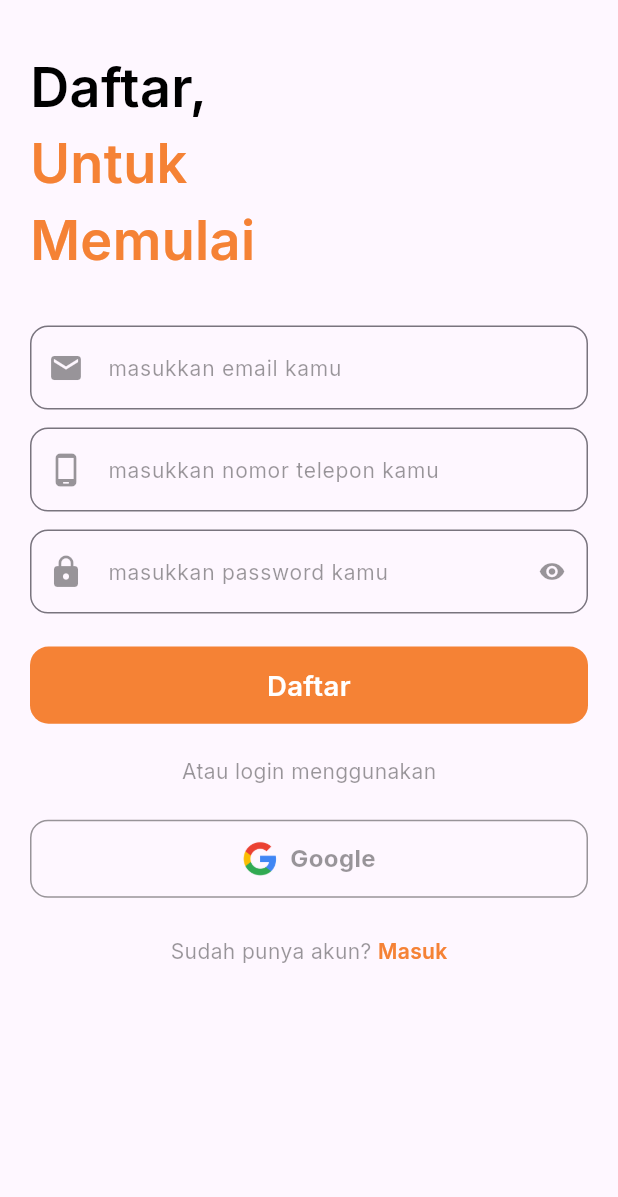
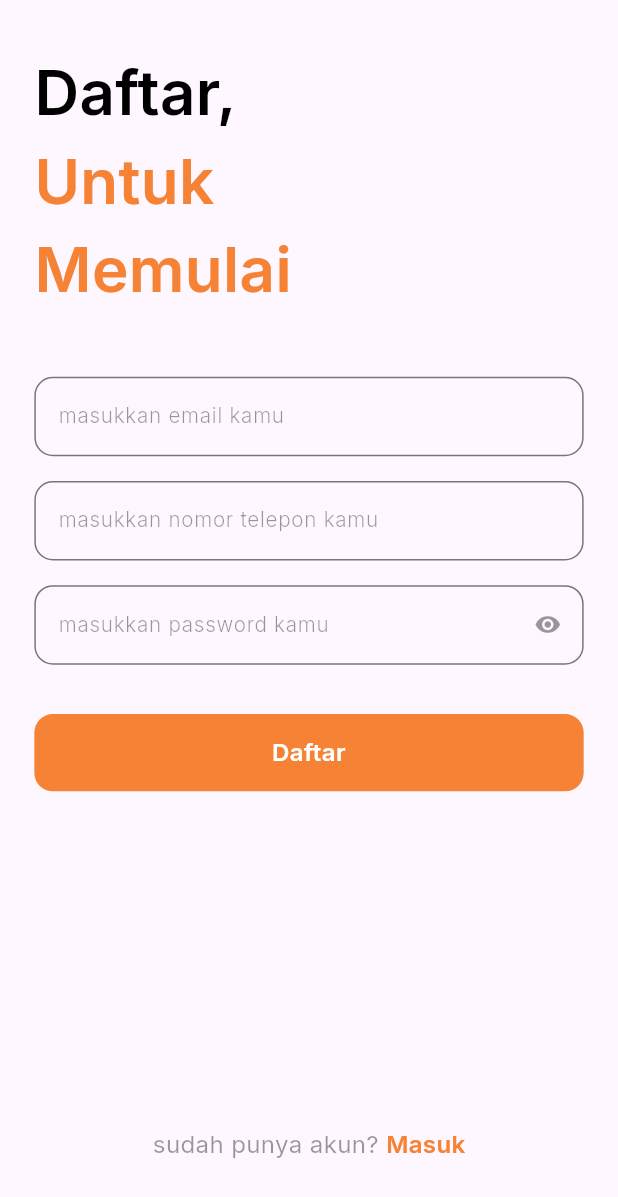
Before and after one commit to GuidoAugusta/FieldFox, a Flutter app: the screen it shows after launch, after a tap on "Daftar", on a phone screen of 412 x 824 dp. Shown: the top 1197 px of the screen. Run offline on Flutter 3.47's test engine with Material 3 defaults, Android fonts, the phone set to English and light mode, and no system bars; our stand-ins replace carousel_slider, dots_indicator, flutter_feather_icons, flutter_screenutil, google_fonts.

Commit message:
feat : implement register page using screenutil

```diff
--- a/lib/pages/login_page.dart
+++ b/lib/pages/login_page.dart
@@ -52,12 +52,16 @@ class _LoginPageState extends State<LoginPage> {
                     ),
                     SizedBox(height: 40.h),
                     TextField(
+                      style: blackTextStyle.copyWith(
+                        fontWeight: light,
+                        fontSize: 12.sp,
+                      ),
                       controller: usernameController,
                       decoration: InputDecoration(
                         hintText: 'masukkan email kamu',
                         hintStyle: blackTextStyle.copyWith(
-                          fontWeight: normal,
-                          fontSize: 14.sp,
+                          fontWeight: light,
+                          fontSize: 12.sp,
                           color: blackColor.withOpacity(0.4),
                         ),
                         border: OutlineInputBorder(
@@ -73,6 +77,10 @@ class _LoginPageState extends State<LoginPage> {
                     ),
                     SizedBox(height: 16.h),
                     TextField(
+                      style: blackTextStyle.copyWith(
+                        fontWeight: light,
+                        fontSize: 12.sp,
+                      ),
                       controller: passwordController,
                       obscureText: isObscure,
                       decoration: InputDecoration(
@@ -96,8 +104,8 @@ class _LoginPageState extends State<LoginPage> {
                         ),
                         hintText: 'masukkan password kamu',
                         hintStyle: blackTextStyle.copyWith(
-                          fontWeight: normal,
-                          fontSize: 14.sp,
+                          fontWeight: light,
+                          fontSize: 12.sp,
                           color: blackColor.withOpacity(0.4),
                         ),
                         border: OutlineInputBorder(
--- a/lib/pages/register_page.dart
+++ b/lib/pages/register_page.dart
@@ -1,6 +1,8 @@
 import 'package:field_fox/shared/themes/theme.dart';
 import 'package:field_fox/widgets/button.dart';
 import 'package:flutter/material.dart';
+import 'package:flutter/widgets.dart';
+import 'package:flutter_screenutil/flutter_screenutil.dart';
 
 class RegisterPage extends StatefulWidget {
   const RegisterPage({super.key});
@@ -10,106 +12,107 @@ class RegisterPage extends StatefulWidget {
 }
 
 class _RegisterPageState extends State<RegisterPage> {
-  TextEditingController emailController = TextEditingController();
-  TextEditingController phoneController = TextEditingController();
+  TextEditingController usernameController = TextEditingController();
   TextEditingController passwordController = TextEditingController();
+  TextEditingController phoneNumberControllerr = TextEditingController();
   bool isObscure = true;
+
   @override
   Widget build(BuildContext context) {
     return Scaffold(
+      resizeToAvoidBottomInset: false,
       body: SafeArea(
-        child: ListView(
-          padding: const EdgeInsets.symmetric(horizontal: 20),
+        child: Stack(
           children: [
-            const SizedBox(
-              height: 32,
-            ),
+            SingleChildScrollView(
+              child: Padding(
+                padding: EdgeInsets.symmetric(horizontal: 20.w),
+                child: Column(
+                  crossAxisAlignment: CrossAxisAlignment.start,
+                  children: [
+                    SizedBox(height: 32.h),
                     Text(
                       'Daftar,',
                       style: blackTextStyle.copyWith(
-                fontSize: 36,
+                        fontSize: 36.sp,
                         fontWeight: semiBold,
                       ),
                     ),
                     Text(
                       'Untuk',
                       style: primaryTextStyle.copyWith(
-                fontSize: 36,
+                        fontSize: 36.sp,
                         fontWeight: semiBold,
                       ),
                     ),
                     Text(
                       'Memulai',
                       style: primaryTextStyle.copyWith(
-                fontSize: 36,
+                        fontSize: 36.sp,
                         fontWeight: semiBold,
                       ),
                     ),
-            const SizedBox(
-              height: 32,
+                    SizedBox(
+                      height: 40.h,
                     ),
                     TextField(
-              controller: emailController,
+                      style: blackTextStyle.copyWith(
+                        fontWeight: light,
+                        fontSize: 12.sp,
+                      ),
+                      controller: usernameController,
                       decoration: InputDecoration(
-                prefixIcon: Icon(
-                  Icons.email,
-                  color: blackColor.withOpacity(0.4),
-                ),
                         hintText: 'masukkan email kamu',
                         hintStyle: blackTextStyle.copyWith(
-                  fontWeight: normal,
-                  fontSize: 14,
+                          fontWeight: light,
+                          fontSize: 12.sp,
                           color: blackColor.withOpacity(0.4),
                         ),
                         border: OutlineInputBorder(
-                  borderRadius: BorderRadius.circular(12),
+                          borderRadius: BorderRadius.circular(12.r),
                         ),
                         focusedBorder: OutlineInputBorder(
-                  borderRadius: BorderRadius.circular(12),
+                          borderRadius: BorderRadius.circular(12.r),
                           borderSide: BorderSide(
                             color: primaryColor,
                           ),
                         ),
                       ),
                     ),
-            const SizedBox(
-              height: 12,
+                    SizedBox(height: 16.h),
+                    TextField(
+                      style: blackTextStyle.copyWith(
+                        fontWeight: light,
+                        fontSize: 12.sp,
                       ),
-            TextField(
-              controller: phoneController,
+                      controller: phoneNumberControllerr,
                       decoration: InputDecoration(
-                prefixIcon: Icon(
-                  Icons.phone_android_rounded,
-                  color: blackColor.withOpacity(0.4),
-                ),
                         hintText: 'masukkan nomor telepon kamu',
                         hintStyle: blackTextStyle.copyWith(
-                  fontWeight: normal,
-                  fontSize: 14,
+                          fontWeight: light,
+                          fontSize: 12.sp,
                           color: blackColor.withOpacity(0.4),
                         ),
                         border: OutlineInputBorder(
-                  borderRadius: BorderRadius.circular(12),
+                          borderRadius: BorderRadius.circular(12.r),
                         ),
                         focusedBorder: OutlineInputBorder(
-                  borderRadius: BorderRadius.circular(12),
+                          borderRadius: BorderRadius.circular(12.r),
                           borderSide: BorderSide(
                             color: primaryColor,
                           ),
                         ),
                       ),
                     ),
-            const SizedBox(
-              height: 12,
+                    SizedBox(height: 16.h),
+                    TextField(
+                      style: blackTextStyle.copyWith(
+                        fontWeight: light,
+                        fontSize: 12.sp,
                       ),
-            TextField(
                       controller: passwordController,
                       obscureText: isObscure,
                       decoration: InputDecoration(
-                prefixIcon: Icon(
-                  Icons.lock,
-                  color: blackColor.withOpacity(0.4),
-                ),
                         suffixIcon: IconButton(
                           onPressed: () {
                             setState(() {
@@ -123,98 +126,53 @@ class _RegisterPageState extends State<RegisterPage> {
                                   size: 18,
                                 )
                               : Icon(
-                          Icons.visibility,
+                                  Icons.visibility_off,
                                   color: blackColor.withOpacity(0.4),
                                   size: 18,
                                 ),
                         ),
                         hintText: 'masukkan password kamu',
                         hintStyle: blackTextStyle.copyWith(
-                  fontWeight: normal,
-                  fontSize: 14,
+                          fontWeight: light,
+                          fontSize: 12.sp,
                           color: blackColor.withOpacity(0.4),
                         ),
                         border: OutlineInputBorder(
-                  borderRadius: BorderRadius.circular(12),
+                          borderRadius: BorderRadius.circular(12.r),
                         ),
                         focusedBorder: OutlineInputBorder(
-                  borderRadius: BorderRadius.circular(12),
+                          borderRadius: BorderRadius.circular(12.r),
                           borderSide: BorderSide(
                             color: primaryColor,
                           ),
                         ),
                       ),
                     ),
-            const SizedBox(
-              height: 22,
-            ),
+                    SizedBox(height: 32.h),
                     PrimaryButton(
                       title: 'Daftar',
                       onTap: () {},
                     ),
-            const SizedBox(
-              height: 22,
-            ),
-            Center(
-              child: Text(
-                'Atau login menggunakan',
-                style: blackTextStyle.copyWith(
-                  fontWeight: normal,
-                  fontSize: 14,
-                  color: blackColor.withOpacity(0.4),
-                ),
-              ),
-            ),
-            const SizedBox(
-              height: 22,
-            ),
-            Container(
-              height: 52,
-              width: double.infinity,
-              decoration: BoxDecoration(
-                borderRadius: BorderRadius.circular(12),
-                border: Border.all(
-                  color: blackColor.withOpacity(0.4),
-                ),
-              ),
-              child: InkWell(
-                onTap: () {},
-                borderRadius: BorderRadius.circular(12),
-                child: Row(
-                  mainAxisAlignment: MainAxisAlignment.center,
-                  children: [
-                    Image.asset(
-                      'assets/ic_google.png',
-                      width: 24,
-                      height: 24,
-                    ),
-                    const SizedBox(
-                      width: 8,
-                    ),
-                    Text(
-                      'Google',
-                      style: blackTextStyle.copyWith(
-                        fontSize: 16,
-                        fontWeight: bold,
-                        color: blackColor.withOpacity(0.4),
-                      ),
-                      textAlign: TextAlign.center,
-                    ),
+                    SizedBox(height: 32.h),
                   ],
                 ),
               ),
             ),
-            const SizedBox(
-              height: 26,
-            ),
+            Align(
+              alignment: Alignment.bottomCenter,
+              child: Padding(
+                padding: EdgeInsets.symmetric(horizontal: 20.w, vertical: 16.h),
+                child: Column(
+                  mainAxisSize: MainAxisSize.min,
+                  children: [
                     Row(
                       mainAxisAlignment: MainAxisAlignment.center,
                       children: [
                         Text(
-                  'Sudah punya akun? ',
+                          'sudah punya akun? ',
                           style: blackTextStyle.copyWith(
                             fontWeight: normal,
-                    fontSize: 14,
+                            fontSize: 14.sp,
                             color: blackColor.withOpacity(0.4),
                           ),
                         ),
@@ -226,14 +184,16 @@ class _RegisterPageState extends State<RegisterPage> {
                             'Masuk',
                             style: primaryTextStyle.copyWith(
                               fontWeight: semiBold,
-                      fontSize: 14,
+                              fontSize: 14.sp,
                             ),
                           ),
                         ),
                       ],
                     ),
-            const SizedBox(
-              height: 179,
+                    SizedBox(height: 32.h),
+                  ],
+                ),
+              ),
             ),
           ],
         ),
--- a/lib/widgets/button.dart
+++ b/lib/widgets/button.dart
@@ -30,7 +30,7 @@ class PrimaryButton extends StatelessWidget {
           child: Center(
             child: Text(title,
                 style: whiteTextStyle.copyWith(
-                  fontSize: 16.sp,
+                  fontSize: 14.sp,
                   fontWeight: semiBold,
                 ),
                 textAlign: TextAlign.center),
```
Lines whose indentation alone changed are shown as unchanged.
